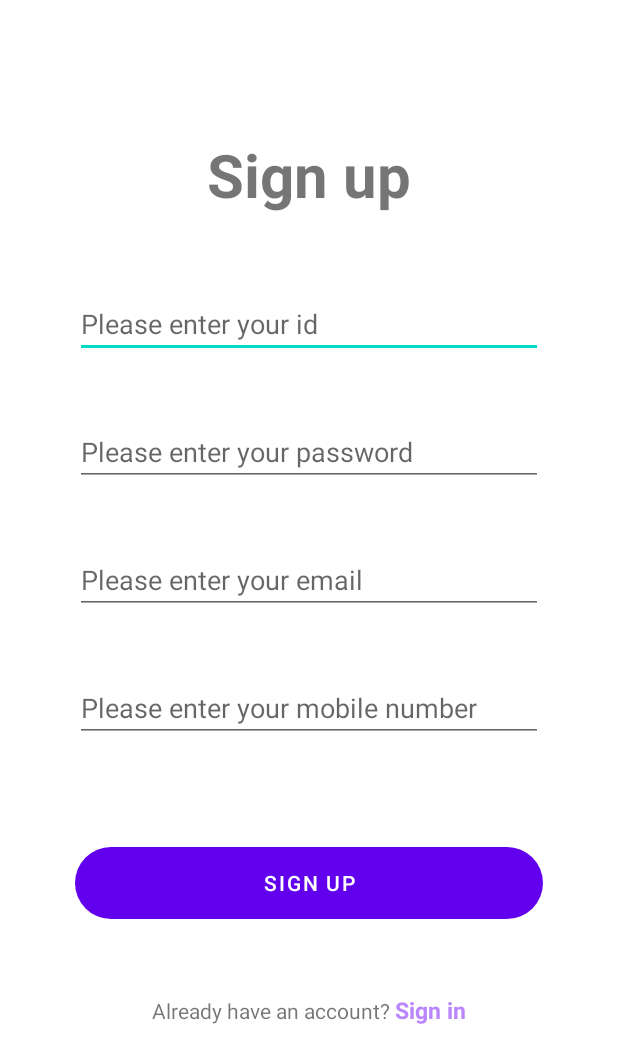
After one commit to relaxday123/Music_player, an Android app: the RegisterActivity screen opened directly, with no data from a screen before it, on a phone screen of 412 x 824 dp. The commit adds this screen. Shown: the top 1063 px of the screen. Run offline under Robolectric (Android 15) with nearby library versions, the light colour scheme and no system bars; our stand-ins replace Firebase (no records; nobody signed in at launch, a user with empty details on screens opened directly).

Commit message:
update register & db

```diff
--- /dev/null
+++ b/app/src/main/java/com/example/music_player/RegisterActivity.java
@@ -0,0 +1,123 @@
+package com.example.music_player;
+
+import androidx.annotation.NonNull;
+import androidx.appcompat.app.AppCompatActivity;
+
+import android.app.ProgressDialog;
+import android.os.Bundle;
+import android.text.TextUtils;
+import android.view.View;
+import android.widget.Button;
+import android.widget.EditText;
+import android.widget.Toast;
+
+import com.google.android.gms.tasks.OnCompleteListener;
+import com.google.android.gms.tasks.OnFailureListener;
+import com.google.android.gms.tasks.Task;
+import com.google.firebase.FirebaseApp;
+import com.google.firebase.auth.FirebaseAuth;
+import com.google.firebase.database.DataSnapshot;
+import com.google.firebase.database.DatabaseError;
+import com.google.firebase.database.DatabaseReference;
+import com.google.firebase.database.FirebaseDatabase;
+import com.google.firebase.database.ValueEventListener;
+
+import java.util.HashMap;
+
+public class RegisterActivity extends AppCompatActivity {
+
+    EditText regId, regPassword, regEmail, regMobile;
+    String id, password, email, phone;
+    Button regBtn;
+    ProgressDialog loadingBar;
+
+    FirebaseDatabase rootNode;
+    DatabaseReference reference;
+
+    @Override
+    protected void onCreate(Bundle savedInstanceState) {
+        super.onCreate(savedInstanceState);
+        setContentView(R.layout.activity_register);
+        initViews();
+        getSupportActionBar().hide();
+    }
+
+    private void initViews() {
+        regId = findViewById(R.id.regId);
+        regPassword = findViewById(R.id.regPassword);
+        regEmail = findViewById(R.id.regEmail);
+        regMobile = findViewById(R.id.regMobile);
+        regBtn = findViewById(R.id.regBtn);
+
+        loadingBar = new ProgressDialog(this);
+
+        loadingBar.setTitle("Creating account...");
+        loadingBar.setMessage("Please wait ...");
+        loadingBar.setCanceledOnTouchOutside(false);
+
+        regBtn.setOnClickListener(new View.OnClickListener() {
+            @Override
+            public void onClick(View view) {
+                id = regId.getText().toString();
+                password = regPassword.getText().toString();
+                email = regEmail.getText().toString();
+                phone = regMobile.getText().toString();
+
+                createNewAccount(id, password, email, phone);
+            }
+        });
+    }
+
+    private void createNewAccount(String id, String password, String email, String phone) {
+        if (TextUtils.isEmpty(id)) {
+            Toast.makeText(this, "Please enter your id !!!", Toast.LENGTH_SHORT).show();
+        } else if (TextUtils.isEmpty(password)) {
+            Toast.makeText(this, "Please enter your password !!!", Toast.LENGTH_SHORT).show();
+        } else if (TextUtils.isEmpty(email)) {
+            Toast.makeText(this, "Please enter your email !!!", Toast.LENGTH_SHORT).show();
+        } else if (TextUtils.isEmpty(phone)) {
+            Toast.makeText(this, "Please enter your phone !!!", Toast.LENGTH_SHORT).show();
+        } else {
+            loadingBar.show();
+
+            final DatabaseReference mRef;
+            mRef = FirebaseDatabase.getInstance().getReference();
+            FirebaseDatabase.getInstance("https://vax-in-60807-default-rtdb.asia-southeast1.firebasedatabase.app");
+
+            mRef.addListenerForSingleValueEvent(new ValueEventListener() {
+                @Override
+                public void onDataChange(@NonNull DataSnapshot snapshot) {
+                    if (!(snapshot.child("Users").child(phone).exists())) {
+                        HashMap<String, Object> userdata = new HashMap<>();
+                        userdata.put("phone", phone);
+                        userdata.put("id", id);
+                        userdata.put("password", password);
+                        userdata.put("email", email);
+
+                        mRef.child("Users").setValue(userdata)
+                                .addOnCompleteListener(new OnCompleteListener<Void>() {
+                                    @Override
+                                    public void onComplete(@NonNull Task<Void> task) {
+                                        if (task.isSuccessful()) {
+                                            loadingBar.dismiss();
+                                            Toast.makeText(RegisterActivity.this, "Registration successful!!!", Toast.LENGTH_SHORT).show();
+                                        } else {
+                                            loadingBar.dismiss();
+                                            Toast.makeText(RegisterActivity.this, "Please try again!!!", Toast.LENGTH_SHORT).show();
+                                        }
+                                    }
+                                });
+                    } else {
+                        loadingBar.dismiss();
+                        Toast.makeText(RegisterActivity.this, "User with this number already exist", Toast.LENGTH_SHORT).show();
+                    }
+                }
+
+                @Override
+                public void onCancelled(@NonNull DatabaseError error) {
+
+                }
+            });
+        }
+    }
+}
--- a/app/src/main/res/layout/activity_main.xml
+++ b/app/src/main/res/layout/activity_main.xml
@@ -17,8 +17,7 @@
         app:tabTextColor="@color/white"
         app:tabIndicatorHeight="40dp"
         app:tabIndicatorColor="#009688"
-        app:tabSelectedTextColor="@color/white"
-        >
+        app:tabSelectedTextColor="@color/white">
     </com.google.android.material.tabs.TabLayout>
 
     <androidx.viewpager.widget.ViewPager
--- /dev/null
+++ b/app/src/main/res/layout/activity_register.xml
@@ -0,0 +1,111 @@
+<?xml version="1.0" encoding="utf-8"?>
+<RelativeLayout xmlns:android="http://schemas.android.com/apk/res/android"
+    xmlns:app="http://schemas.android.com/apk/res-auto"
+    xmlns:tools="http://schemas.android.com/tools"
+    android:layout_width="match_parent"
+    android:layout_height="match_parent"
+    tools:context=".LoginActivity"
+    android:orientation="horizontal"
+    android:gravity="center">
+
+    <LinearLayout
+        android:layout_width="match_parent"
+        android:layout_height="wrap_content"
+        android:orientation="vertical"
+        android:gravity="center">
+
+        <TextView
+            android:layout_width="wrap_content"
+            android:layout_height="wrap_content"
+            android:text="Sign up"
+            android:textSize="40dp"
+            android:textStyle="bold"
+            android:layout_marginBottom="30dp">
+        </TextView>
+
+        <LinearLayout
+            android:layout_width="match_parent"
+            android:layout_height="wrap_content"
+            android:orientation="vertical"
+            android:layout_marginHorizontal="50dp">
+
+            <EditText
+                android:layout_width="match_parent"
+                android:layout_height="wrap_content"
+                android:hint="Please enter your id"
+                android:id="@+id/regId"
+                android:textAlignment="textStart"
+                android:layout_marginVertical="20dp">
+            </EditText>
+
+            <EditText
+                android:layout_width="match_parent"
+                android:layout_height="wrap_content"
+                android:id="@+id/regPassword"
+                android:inputType="textPassword"
+                android:hint="Please enter your password"
+                android:textAlignment="textStart"
+                android:layout_marginVertical="20dp">
+            </EditText>
+
+            <EditText
+                android:layout_width="match_parent"
+                android:layout_height="wrap_content"
+                android:id="@+id/regEmail"
+                android:hint="Please enter your email"
+                android:textAlignment="textStart"
+                android:inputType="textEmailAddress"
+                android:layout_marginVertical="20dp">
+            </EditText>
+
+            <EditText
+                android:layout_width="match_parent"
+                android:layout_height="wrap_content"
+                android:id="@+id/regMobile"
+                android:maxLength="10"
+                android:hint="Please enter your mobile number"
+                android:textAlignment="textStart"
+                android:inputType="phone"
+                android:layout_marginVertical="20dp">
+            </EditText>
+
+        </LinearLayout>
+
+        <Button
+            android:id="@+id/regBtn"
+            android:layout_width="wrap_content"
+            android:layout_height="wrap_content"
+            android:layout_marginTop="50dp"
+            android:background="@drawable/roundcorner"
+            android:gravity="center"
+            android:paddingHorizontal="125dp"
+            android:text="Sign up" />
+
+        <LinearLayout
+            android:layout_width="wrap_content"
+            android:layout_height="wrap_content"
+            android:layout_marginTop="50dp">
+
+            <TextView
+                android:layout_width="wrap_content"
+                android:layout_height="wrap_content"
+                android:text="Already have an account? "
+                android:layout_marginBottom="50dp">
+            </TextView>
+
+            <TextView
+                android:layout_width="wrap_content"
+                android:layout_height="wrap_content"
+                android:text="Sign in"
+                android:layout_marginBottom="50dp"
+                android:clickable="true"
+                android:textSize="15dp"
+                android:textColor="@color/purple_200"
+                android:textStyle="bold">
+            </TextView>
+
+        </LinearLayout>
+
+    </LinearLayout>
+
+</RelativeLayout>
--- a/app/src/main/res/layout/fragment_offline.xml
+++ b/app/src/main/res/layout/fragment_offline.xml
@@ -9,7 +9,7 @@
         android:layout_width="match_parent"
         android:layout_height="match_parent"
         android:id="@+id/recyclerView"
-        android:background="@color/colorPrimary">
+        android:background="@color/white">
     </androidx.recyclerview.widget.RecyclerView>
 
 </RelativeLayout>
--- a/app/src/main/res/layout/fragment_online.xml
+++ b/app/src/main/res/layout/fragment_online.xml
@@ -4,7 +4,7 @@
     android:layout_width="match_parent"
     android:layout_height="match_parent"
     tools:context=".OnlineFragment"
-    android:background="#A3ECAE">
+    android:background="#FFFFFF">
 
     <!-- TODO: Update blank fragment layout -->
     <TextView
```
Also changed, not shown: app/build.gradle (+11 -7 lines), app/src/main/AndroidManifest.xml (+8 -1 lines), app/src/main/java/com/example/music_player/LoginActivity.java (added, +15 -0 lines), app/src/main/java/com/example/music_player/MainActivity.java (+27 -0 lines), app/src/main/res/drawable/ic_id.xml (added, +10 -0 lines), app/src/main/res/drawable/ic_login.xml (added, +10 -0 lines), app/src/main/res/drawable/ic_password.xml (added, +10 -0 lines), app/src/main/res/layout/activity_login.xml (added, +126 -0 lines), app/src/main/res/menu/bottom_nav.xml (deleted, +0 -19 lines), app/src/main/res/menu/more_option.xml (added, +23 -0 lines), build.gradle (+4 -3 lines), 2 other files.
